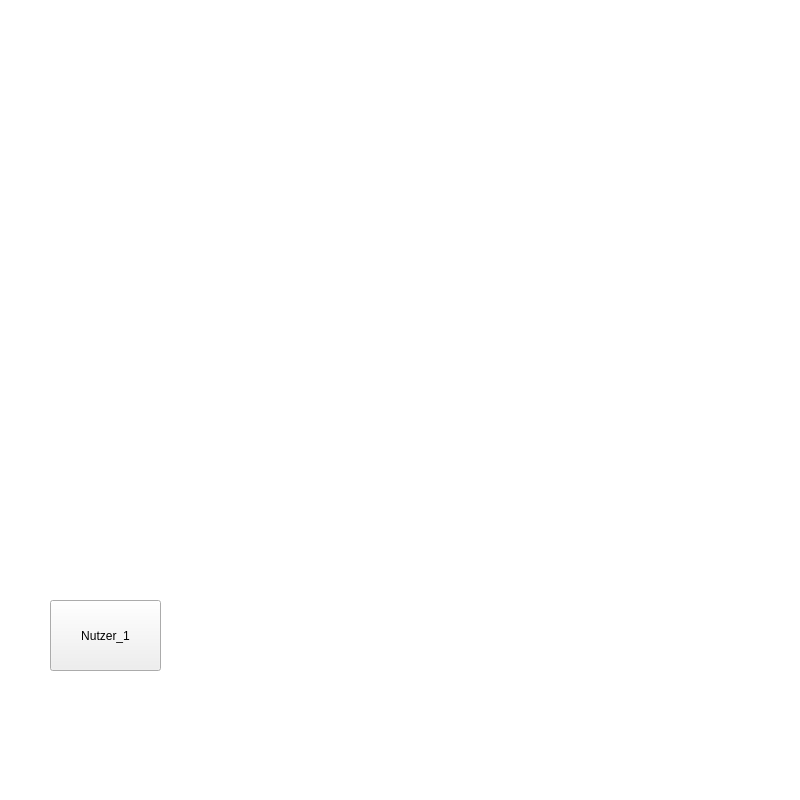
smigalski/iFridge, file src/Nutzerfenster.ui: the form before one commit.
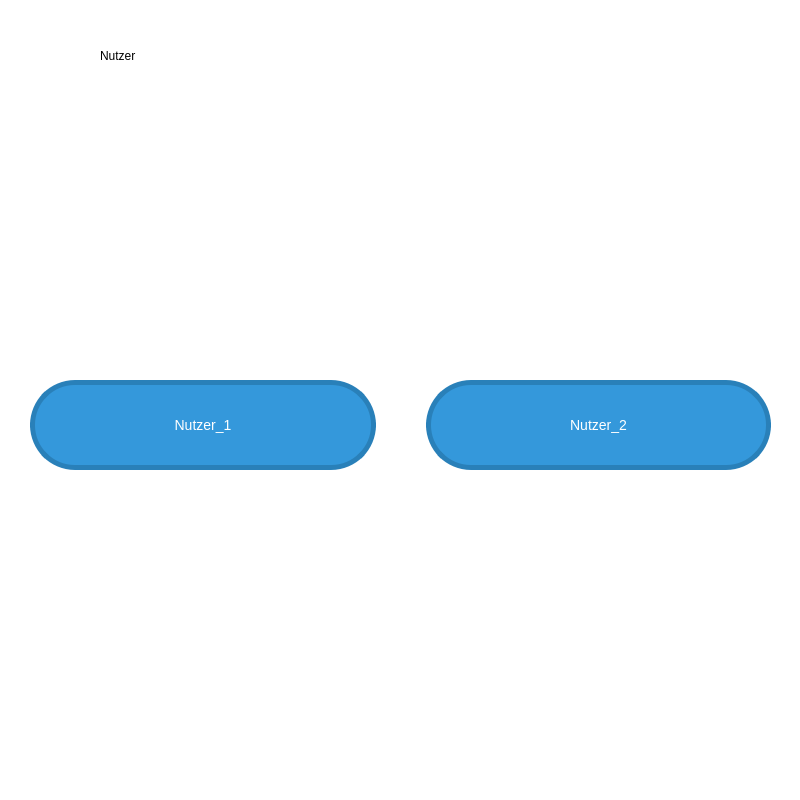
The form after the commit. Icons and pictures are not drawn.

Commit message: Neue Methode, um ui. Dateien zu öffnen, implementiert. Fenster (Hauptfenster --> Nutzerfenster --> Desktopfenster --> Allgemeine Einstellungen --> RGB Einstellungen) verbunden per QPushButton. Im Desktopfenster.py Platz und Hinweis gelassen für das Einfügen der restlichen Methoden.

What changed in the file:
```diff
--- a/src/Nutzerfenster.ui
+++ b/src/Nutzerfenster.ui
@@ -45,19 +45,86 @@
     <pixmap>../img/iFridge_klein.png</pixmap>
    </property>
   </widget>
-  <widget class="QPushButton" name="pushButton">
+  <widget class="QLabel" name="label_3">
    <property name="geometry">
     <rect>
-     <x>50</x>
-     <y>600</y>
-     <width>111</width>
-     <height>71</height>
+     <x>100</x>
+     <y>40</y>
+     <width>121</width>
+     <height>31</height>
     </rect>
    </property>
+   <property name="styleSheet">
+    <string notr="true">font: 12pt &quot;Terminal&quot;;</string>
+   </property>
    <property name="text">
-    <string>Nutzer_1</string>
+    <string>Nutzer</string>
    </property>
   </widget>
+  <widget class="QWidget" name="layoutWidget">
+   <property name="geometry">
+    <rect>
+     <x>30</x>
+     <y>90</y>
+     <width>741</width>
+     <height>671</height>
+    </rect>
+   </property>
+   <layout class="QHBoxLayout" name="horizontalLayout">
+    <property name="spacing">
+     <number>50</number>
+    </property>
+    <property name="rightMargin">
+     <number>0</number>
+    </property>
+    <item>
+     <widget class="QPushButton" name="pushButton_1">
+      <property name="styleSheet">
+       <string notr="true">QPushButton {
+	font: 75 9pt &quot;Terminal&quot;;
+    border-radius: 45px; /* Setzen Sie den Radius auf die Hälfte der Breite und Höhe, um einen Kreis zu erstellen */
+    background-color: #3498db; /* Farbe des Kreises */
+    color: white; /* Farbe des Textes im Kreis */
+    border: 5px solid #2980b9; /* Optional: Rand des Kreises */
+    width: 80px; /* Breite des Kreises */
+    height: 80px; /* Höhe des Kreises */
+    font-size: 14px; /* Schriftgröße des Textes im Kreis */
+}
+
+QPushButton:pressed {
+    background-color: #2980b9; /* Farbe des Kreises beim Drücken */
+}</string>
+      </property>
+      <property name="text">
+       <string>Nutzer_1</string>
+      </property>
+     </widget>
+    </item>
+    <item>
+     <widget class="QPushButton" name="pushButton_2">
+      <property name="styleSheet">
+       <string notr="true">QPushButton {
+	font: 75 9pt &quot;Terminal&quot;;
+    border-radius: 45px; /* Setzen Sie den Radius auf die Hälfte der Breite und Höhe, um einen Kreis zu erstellen */
+    background-color: #3498db; /* Farbe des Kreises */
+    color: white; /* Farbe des Textes im Kreis */
+    border: 5px solid #2980b9; /* Optional: Rand des Kreises */
+    width: 80px; /* Breite des Kreises */
+    height: 80px; /* Höhe des Kreises */
+    font-size: 14px; /* Schriftgröße des Textes im Kreis */
+}
+
+QPushButton:pressed {
+    background-color: #2980b9; /* Farbe des Kreises beim Drücken */
+}</string>
+      </property>
+      <property name="text">
+       <string>Nutzer_2</string>
+      </property>
+     </widget>
+    </item>
+   </layout>
+  </widget>
  </widget>
  <resources/>
  <connections/>
```
Left out of the diff: 6 changed lines with no effect on the pictures. The commit also changes 13 other files.
